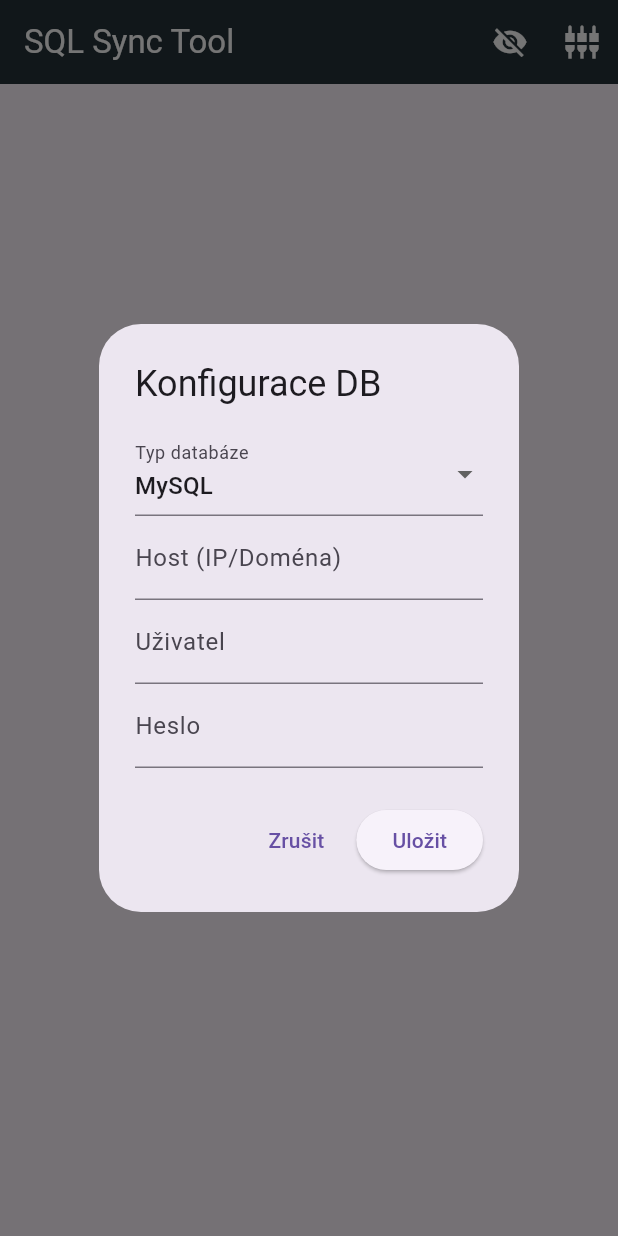
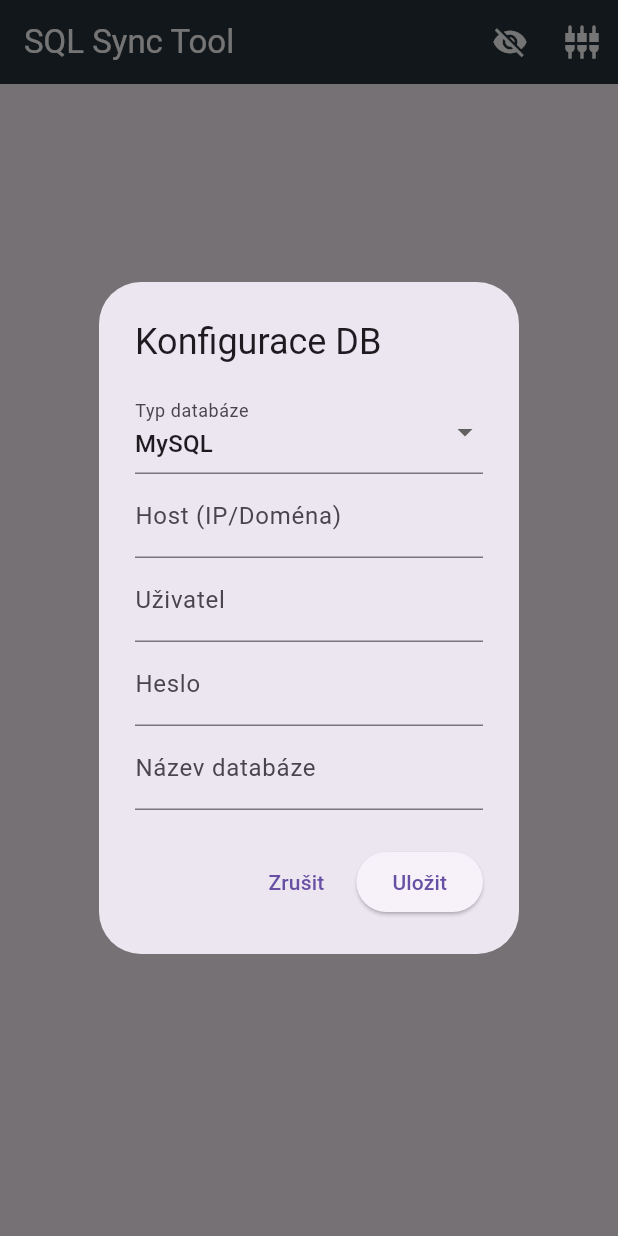
Before and after one commit to janFrystak/db_watcher, a Flutter app: the screen it shows after launch, after a tap on the "settings input component" icon, on a phone screen of 412 x 824 dp. Run offline on Flutter 3.47's test engine with Material 3 defaults, Android fonts, the phone set to English and light mode, and no system bars; our stand-ins replace watcher; missing offline and left inert: mysql_client, postgres.

Commit message:
bug fixes

```diff
--- a/lib/main.dart
+++ b/lib/main.dart
@@ -23,7 +23,6 @@ class _SqlManagerScreenState extends State<SqlManagerScreen> {
   late final FileSyncService _fileService;
   bool _showDeleted = false;
 
-
   Map<String, String> _dbConfig = {
     'type': 'MySQL',
     'host': '',
@@ -37,10 +36,7 @@ Map<String, String> _dbConfig = {
     super.initState();
     final sharedPath = p.join(Directory.current.path, 'shared');
     final memPath = p.join(Directory.current.path, 'mem');
-
-    _fileService = FileSyncService(
-      sharedPath: sharedPath,
-      memPath: memPath);
+    _fileService = FileSyncService(sharedPath: sharedPath, memPath: memPath);
     _fileService.init();
   }
 
@@ -50,14 +46,12 @@ Map<String, String> _dbConfig = {
     super.dispose();
   }
 
-  // Simulace nahrání do DB
   Future<void> _uploadToDb(String fileName) async {
     if (_dbConfig['host']!.isEmpty) {
       _showSnackBar('Nejdříve nastavte DB připojení!');
       return;
     }
 
-    // Načtení obsahu SQL souboru
     final file = File(p.join(_fileService.sharedPath, fileName));
     final sql = await file.readAsString();
     final dbType = _dbConfig['type'];
@@ -71,12 +65,10 @@ Map<String, String> _dbConfig = {
         await _executePostgres(sql);
       }
 
+
+      if (mounted) _showSnackBar('$fileName úspěšně nahrán!');
     } catch (e) {
-      _showSnackBar('Chyba: $e', isError: true);
-    }
-
-    if (mounted) {
-      _showSnackBar('$fileName úspěšně nahrán!');
+      if (mounted) _showSnackBar('Chyba: $e', isError: true);
     }
   }
 
@@ -89,7 +81,16 @@ Map<String, String> _dbConfig = {
       databaseName: _dbConfig['dbName'],
     );
     await conn.connect();
-  await conn.execute(sql);
+
+    final statements = sql
+        .split(';')
+        .map((s) => s.trim())
+        .where((s) => s.isNotEmpty)
+        .toList();
+    for (final stmt in statements) {
+      await conn.execute(stmt);
+    }
+
     await conn.close();
   }
 
@@ -101,9 +102,19 @@ Future<void> _executePostgres(String sql) async {
         username: _dbConfig['user'],
         password: _dbConfig['pass'],
       ),
-    settings: const ConnectionSettings(sslMode: SslMode.disable),
+
+      settings: const ConnectionSettings(sslMode: SslMode.require),
     );
-  await connection.execute(sql);
+
+    final statements = sql
+        .split(';')
+        .map((s) => s.trim())
+        .where((s) => s.isNotEmpty)
+        .toList();
+    for (final stmt in statements) {
+      await connection.execute(stmt);
+    }
+
     await connection.close();
   }
 
@@ -144,19 +155,15 @@ Future<void> _executePostgres(String sql) async {
             return const Center(child: Text('Složka /shared je prázdná'));
           }
 
-
           final allKeys = snapshot.data!;
-
           final displayedKeys = allKeys.keys.where((k) {
             final isDeleted = allKeys[k]['isDeleted'] == true;
             return _showDeleted ? true : !isDeleted;
           }).toList();
 
-
           if (displayedKeys.isEmpty) {
             return const Center(child: Text('Všechny soubory jsou v koši.'));
           }
-
 
           return ListView.builder(
             itemCount: displayedKeys.length,
@@ -165,14 +172,13 @@ Future<void> _executePostgres(String sql) async {
               final meta = allKeys[key];
               final bool isDeleted = meta['isDeleted'] == true;
 
-
               return Card(
                 color: isDeleted ? Colors.grey.shade200.withValues(alpha: 0.6) : null,
                 margin: const EdgeInsets.symmetric(horizontal: 10, vertical: 5),
                 child: ListTile(
                   leading: Icon(
                     Icons.storage,
-                    color: isDeleted ? Colors.grey : Colors.blue
+                    color: isDeleted ? Colors.grey : Colors.blue,
                   ),
                   title: Text(
                     meta['displayName'] ?? key,
@@ -185,7 +191,6 @@ Future<void> _executePostgres(String sql) async {
                   trailing: Row(
                     mainAxisSize: MainAxisSize.min,
                     children: [
-
                       if (!isDeleted) ...[
                         IconButton(
                           icon: const Icon(Icons.upload, color: Colors.green),
@@ -201,7 +206,7 @@ Future<void> _executePostgres(String sql) async {
                       IconButton(
                         icon: Icon(
                           isDeleted ? Icons.restore : Icons.delete_outline,
-                        color: isDeleted ? Colors.blue : Colors.red
+                          color: isDeleted ? Colors.blue : Colors.red,
                         ),
                         tooltip: isDeleted ? 'Obnovit' : 'Smazat',
                         onPressed: () {
@@ -214,7 +219,6 @@ Future<void> _executePostgres(String sql) async {
                       ),
                     ],
                   ),
-
                 ),
               );
             },
@@ -223,6 +227,7 @@ Future<void> _executePostgres(String sql) async {
       ),
     );
   }
+
   void _confirmDelete(String key) {
     showDialog(
       context: context,
@@ -232,7 +237,8 @@ Future<void> _executePostgres(String sql) async {
         actions: [
           TextButton(onPressed: () => Navigator.pop(ctx), child: const Text('Zrušit')),
           ElevatedButton(
-          style: ElevatedButton.styleFrom(backgroundColor: Colors.red, foregroundColor: Colors.white),
+            style: ElevatedButton.styleFrom(
+                backgroundColor: Colors.red, foregroundColor: Colors.white),
             onPressed: () {
               _fileService.deleteEntry(key);
               Navigator.pop(ctx);
@@ -248,6 +254,8 @@ Future<void> _executePostgres(String sql) async {
     final hostCtrl = TextEditingController(text: _dbConfig['host']);
     final userCtrl = TextEditingController(text: _dbConfig['user']);
     final passCtrl = TextEditingController(text: _dbConfig['pass']);
+    // FIX 2: dbName controller was missing — field existed but was never saved
+    final dbNameCtrl = TextEditingController(text: _dbConfig['dbName']);
 
     String selectedType = _dbConfig['type'] ?? 'MySQL';
 
@@ -270,9 +278,20 @@ Future<void> _executePostgres(String sql) async {
                   setDialogState(() => selectedType = val!);
                 },
               ),
-            TextField(controller: hostCtrl, decoration: const InputDecoration(labelText: 'Host (IP/Doména)')),
-            TextField(controller: userCtrl, decoration: const InputDecoration(labelText: 'Uživatel')),
-            TextField(controller: passCtrl, decoration: const InputDecoration(labelText: 'Heslo'), obscureText: true),
+              TextField(
+                  controller: hostCtrl,
+                  decoration: const InputDecoration(labelText: 'Host (IP/Doména)')),
+              TextField(
+                  controller: userCtrl,
+                  decoration: const InputDecoration(labelText: 'Uživatel')),
+              TextField(
+                  controller: passCtrl,
+                  decoration: const InputDecoration(labelText: 'Heslo'),
+                  obscureText: true),
+              // FIX 2: dbName field was in the form but controller was never wired up
+              TextField(
+                  controller: dbNameCtrl,
+                  decoration: const InputDecoration(labelText: 'Název databáze')),
             ],
           ),
           actions: [
@@ -285,6 +304,8 @@ Future<void> _executePostgres(String sql) async {
                     'host': hostCtrl.text,
                     'user': userCtrl.text,
                     'pass': passCtrl.text,
+                    // FIX 2: actually persist dbName
+                    'dbName': dbNameCtrl.text,
                   };
                 });
                 Navigator.pop(ctx);
@@ -296,7 +317,6 @@ Future<void> _executePostgres(String sql) async {
       ),
     );
   }
-
 
   void _showEditDialog(String key, dynamic meta) {
     final nameCtrl = TextEditingController(text: meta['displayName']);
@@ -312,18 +332,14 @@ Future<void> _executePostgres(String sql) async {
           children: [
             TextField(
                 controller: nameCtrl,
-              decoration: const InputDecoration(labelText: 'Zobrazované jméno')
-              ),
+                decoration: const InputDecoration(labelText: 'Zobrazované jméno')),
             TextField(
                 controller: descCtrl,
-              decoration: const InputDecoration(labelText: 'Popis')
-              ),
+                decoration: const InputDecoration(labelText: 'Popis')),
             TextField(
                 controller: fileCtrl,
                 decoration: const InputDecoration(labelText: 'Soubor'),
-              readOnly: true
-              ),
-
+                readOnly: true),
           ],
         ),
         actions: [
```
Also changed, not shown: 1 other file. Lines whose indentation alone changed are shown as unchanged.
